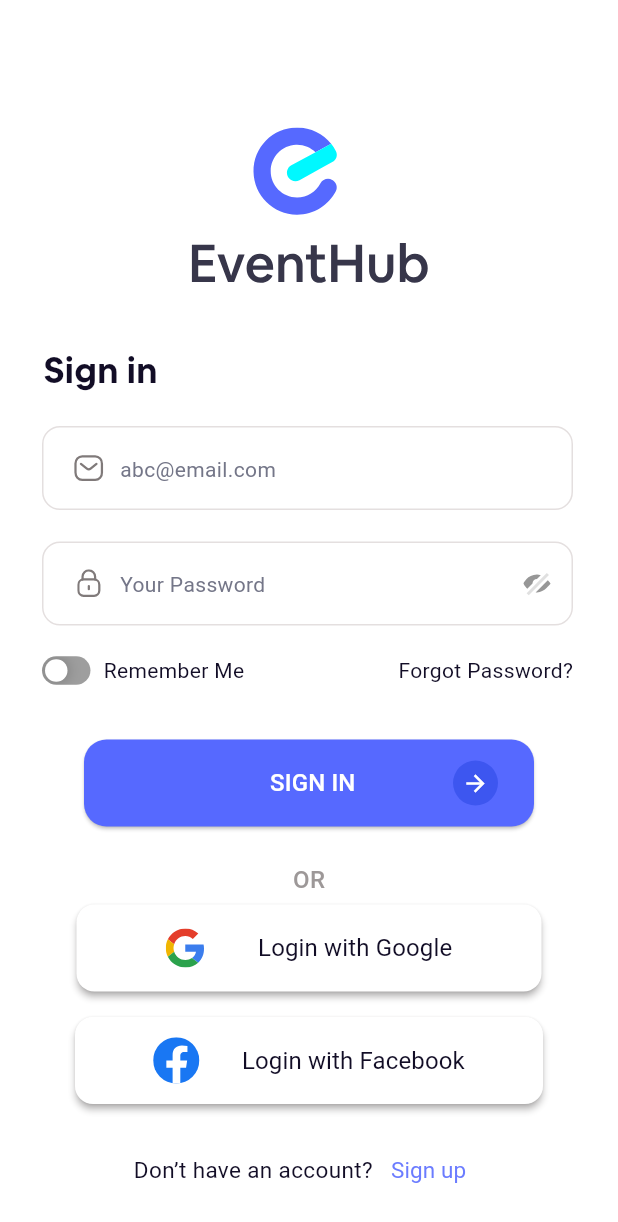
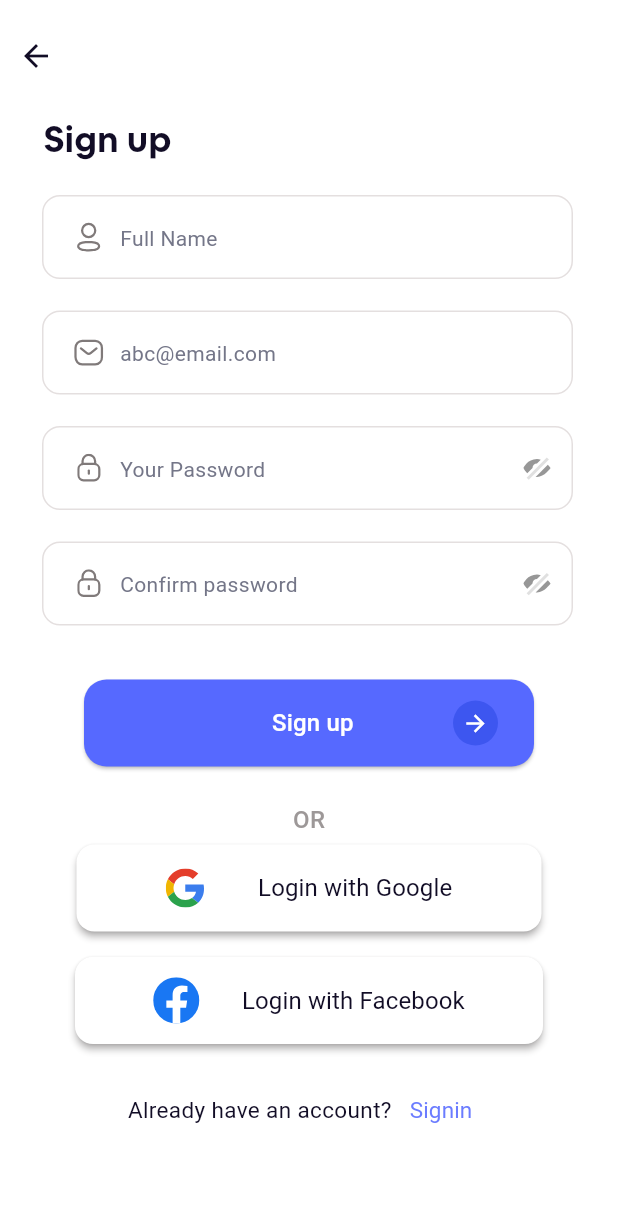
Before and after one commit to 0xezzdev/Event-Hub-App, a Flutter app: the SignIn screen opened directly, after a tap on "Sign up", on a phone screen of 412 x 824 dp. Shown: the top 1222 px of the screen. Run offline on Flutter 3.47's test engine with Material 3 defaults, Android fonts, the phone set to English and light mode, and no system bars; drawn by our look-alikes of flutter_advanced_switch; our stand-ins replace flutter_svg; project files that could hold a hidden picture were left out.

Commit message:
add signup feature & profile icon and Custom appbar

```diff
--- a/lib/core/utils/images.dart
+++ b/lib/core/utils/images.dart
@@ -11,6 +11,7 @@
   //****************************Icons*************************** */
   static String mail = "assets/icons/Mail.svg";
   static String password = "assets/icons/Password.svg";
+  static String profile = "assets/icons/Profile.svg";
   static String hidden = "assets/icons/Hidden.svg";
   static String google = "assets/icons/googleicon.svg";
   static String facebook = "assets/icons/facebook.svg";
--- /dev/null
+++ b/lib/core/widgets/custom_appbar.dart
@@ -0,0 +1,42 @@
+import 'package:event_hub_app/core/utils/colors.dart';
+import 'package:event_hub_app/core/utils/style.dart';
+import 'package:flutter/material.dart';
+
+class CustomAppbar extends StatelessWidget {
+
+    CustomAppbar({
+    super.key, this.rightIcons,this.title
+  });
+
+List<Widget>? rightIcons;
+String? title;
+  @override
+  Widget build(BuildContext context) {
+
+
+    return SizedBox(
+      height: 75,
+      width: double.infinity,
+      child: Row(
+        mainAxisAlignment: MainAxisAlignment.spaceBetween,
+        children: [
+          Row(
+            children: [
+              Padding(
+                padding: const EdgeInsets.only(top: 0.0,),
+                child: IconButton(onPressed: (){
+                  Navigator.pop(context);
+                }, icon: Icon(Icons.arrow_back,color: AppColors.mainBlack,)),
+              ),
+              Padding(
+                padding: const EdgeInsets.only(left: 5.0),
+                child: Text(title!,style: Style.black24W400,),
+              )
+            ],
+          ),
+          Row(children: rightIcons!)
+        ],
+      ),
+    );
+  }
+}
--- a/lib/features/signIn/sign_in.dart
+++ b/lib/features/signIn/sign_in.dart
@@ -4,6 +4,7 @@
 import 'package:event_hub_app/core/widgets/custom_button.dart';
 import 'package:event_hub_app/core/widgets/custom_text_field.dart';
 import 'package:event_hub_app/core/widgets/social_button.dart';
+import 'package:event_hub_app/features/signup/sign_up.dart';
 import 'package:flutter/material.dart';
 import 'package:flutter_advanced_switch/flutter_advanced_switch.dart';
 import 'package:flutter_svg/svg.dart';
@@ -120,7 +121,11 @@
               children: [
                 Text("Don’t have an account?", style: Style.black15W400),
                 TextButton(
-                  onPressed: () {},
+                  onPressed: () {
+                    Navigator.of(
+                      context,
+                    ).push(MaterialPageRoute(builder: (context) => SignUp()));
+                  },
                   child: Text("Sign up", style: Style.auth15W400),
                 ),
               ],
--- /dev/null
+++ b/lib/features/signup/sign_up.dart
@@ -0,0 +1,116 @@
+import 'package:event_hub_app/core/utils/colors.dart';
+import 'package:event_hub_app/core/utils/images.dart';
+import 'package:event_hub_app/core/utils/style.dart';
+import 'package:event_hub_app/core/widgets/custom_appbar.dart';
+import 'package:event_hub_app/core/widgets/custom_button.dart';
+import 'package:event_hub_app/core/widgets/custom_text_field.dart';
+import 'package:event_hub_app/core/widgets/social_button.dart';
+import 'package:event_hub_app/features/signIn/sign_in.dart';
+import 'package:flutter/material.dart';
+import 'package:flutter/rendering.dart';
+import 'package:flutter_svg/svg.dart';
+
+class SignUp extends StatefulWidget {
+  const SignUp({super.key});
+
+  @override
+  State<SignUp> createState() => _SignUpState();
+}
+
+class _SignUpState extends State<SignUp> {
+  bool _isHiddenPass = true;
+  bool _isHiddenConfirmPass = true;
+  @override
+  Widget build(BuildContext context) {
+    return Scaffold(
+      backgroundColor: AppColors.mainWhite,
+      body: SafeArea(
+        child: Column(
+          crossAxisAlignment: CrossAxisAlignment.start,
+          children: [
+            CustomAppbar(title: "", rightIcons: []),
+            Padding(
+              padding: const EdgeInsets.only(left: 29, top: 0),
+              child: Text("Sign up", style: Style.black24W400),
+            ),
+            CustomTextField(hint: 'Full Name', icon: AppImage.profile),
+            CustomTextField(hint: 'abc@email.com', icon: AppImage.mail),
+            CustomTextField(
+              hint: 'Your Password',
+              icon: AppImage.password,
+              suffixIcon: IconButton(
+                onPressed: () {
+                  _isHiddenPass = !_isHiddenPass;
+                  setState(() {});
+                },
+                icon: _isHiddenPass
+                    ? SvgPicture.asset(AppImage.hidden)
+                    : Icon(Icons.visibility, color: AppColors.iconsColor),
+              ),
+              obscureText: _isHiddenPass,
+            ),
+            CustomTextField(
+              hint: 'Confirm password',
+              icon: AppImage.password,
+              suffixIcon: IconButton(
+                onPressed: () {
+                  _isHiddenConfirmPass = !_isHiddenConfirmPass;
+                  setState(() {});
+                },
+                icon: _isHiddenConfirmPass
+                    ? SvgPicture.asset(AppImage.hidden)
+                    : Icon(Icons.visibility, color: AppColors.iconsColor),
+              ),
+              obscureText: _isHiddenConfirmPass,
+            ),
+
+            Padding(
+              padding: const EdgeInsets.only(top: 36, left: 56, right: 56),
+              child: CustomButton(text: 'Sign up'),
+            ),
+            Padding(
+              padding: const EdgeInsets.only(top: 24.0),
+              child: Center(child: Text("OR", style: Style.gray16W500)),
+            ),
+            Padding(
+              padding: const EdgeInsets.only(top: 5.0, left: 51, right: 51),
+              child: SocialButton(
+                icon: AppImage.google,
+                text: 'Login with Google',
+              ),
+            ),
+            Padding(
+              padding: const EdgeInsets.only(top: 17.0, left: 50, right: 50),
+              child: SocialButton(
+                icon: AppImage.facebook,
+                text: 'Login with Facebook',
+              ),
+            ),
+            Padding(
+              padding: const EdgeInsets.only(top: 20.0),
+              child: Row(
+                mainAxisAlignment: MainAxisAlignment.center,
+                children: [
+                  Text("Already have an account?", style: Style.black15W400),
+                  TextButton(
+                    onPressed: () {
+                      Navigator.pushAndRemoveUntil(
+                                context,
+                                MaterialPageRoute(
+                                  builder: (context) => SignIn(),
+                                ),
+                                (Route<dynamic> route) =>
+                                    false, // This predicate always returns false
+                              );
+                    },
+                    child: Text("Signin", style: Style.auth15W400),
+                  ),
+                ],
+              ),
+            ),
+          ],
+        ),
+      ),
+    );
+  }
+}
```
Also changed, not shown: assets/icons/Profile.svg (added).
